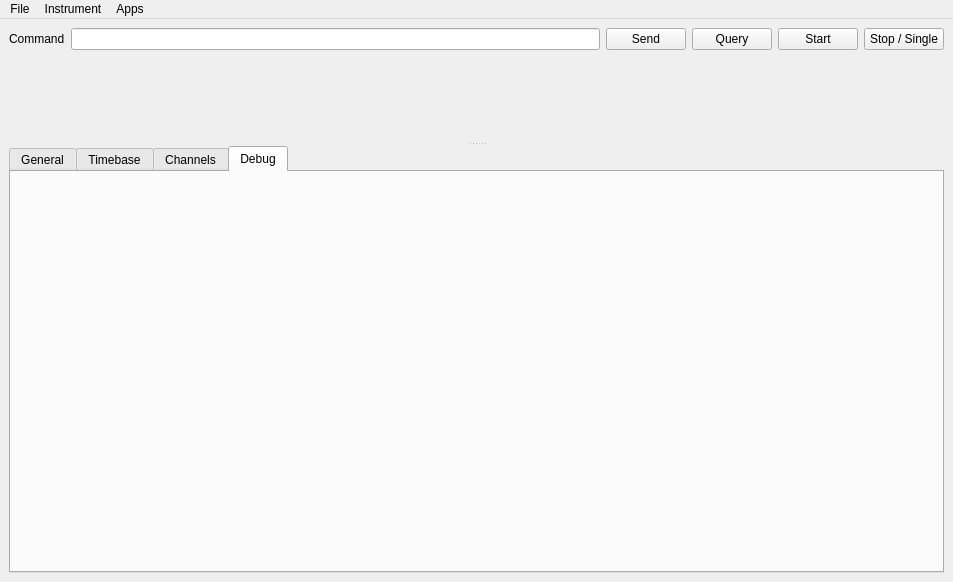
Qt form mainwindow.ui (CodingMarco/qsoftscopegpib) before a commit.
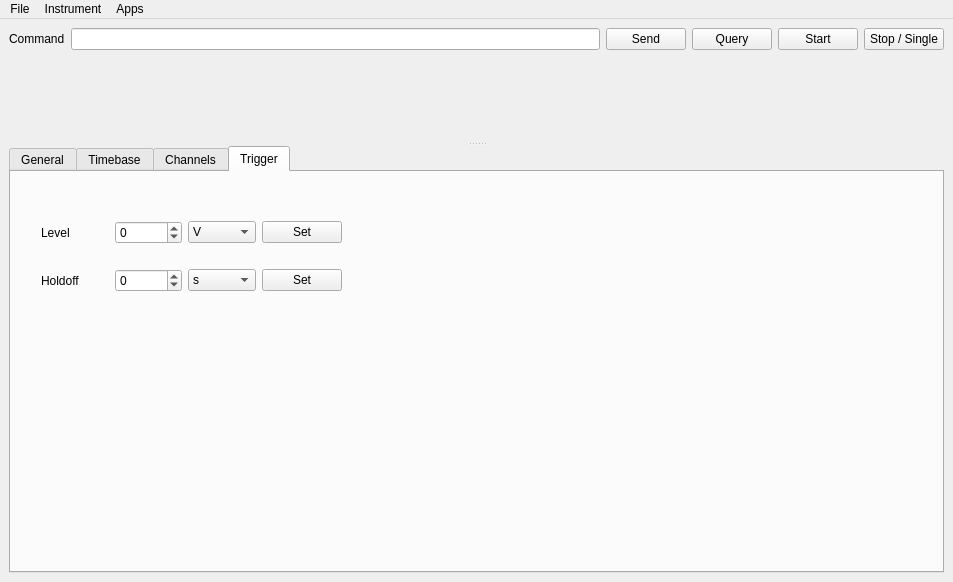
The same form after that commit. The open tabs and pages were chosen to show the change. Custom widgets are drawn as their Qt base class.

Commit message: Set trigger level and holdoff from UI

The edit to the form file:
```diff
--- a/mainwindow.ui
+++ b/mainwindow.ui
@@ -351,8 +351,114 @@
        </widget>
        <widget class="QWidget" name="tab">
         <attribute name="title">
-         <string>Debug</string>
+         <string>Trigger</string>
         </attribute>
+        <widget class="QWidget" name="">
+         <property name="geometry">
+          <rect>
+           <x>30</x>
+           <y>30</y>
+           <width>301</width>
+           <height>111</height>
+          </rect>
+         </property>
+         <layout class="QVBoxLayout" name="verticalLayout_2">
+          <item>
+           <layout class="QHBoxLayout" name="horizontalLayout_3">
+            <item>
+             <widget class="QLabel" name="label">
+              <property name="text">
+               <string>Level</string>
+              </property>
+             </widget>
+            </item>
+            <item>
+             <widget class="QSpinBox" name="spinBoxTriggerLevel">
+              <property name="minimum">
+               <number>-999</number>
+              </property>
+              <property name="maximum">
+               <number>999</number>
+              </property>
+             </widget>
+            </item>
+            <item>
+             <widget class="QComboBox" name="comboBoxTriggerLevel">
+              <item>
+               <property name="text">
+                <string>V</string>
+               </property>
+              </item>
+              <item>
+               <property name="text">
+                <string>mV</string>
+               </property>
+              </item>
+             </widget>
+            </item>
+            <item>
+             <widget class="QPushButton" name="cmdTriggerLevelSet">
+              <property name="text">
+               <string>Set</string>
+              </property>
+             </widget>
+            </item>
+           </layout>
+          </item>
+          <item>
+           <layout class="QHBoxLayout" name="horizontalLayout_4">
+            <item>
+             <widget class="QLabel" name="label_2">
+              <property name="text">
+               <string>Holdoff</string>
+              </property>
+             </widget>
+            </item>
+            <item>
+             <widget class="QSpinBox" name="spinBoxTriggerHoldoff">
+              <property name="minimum">
+               <number>-999</number>
+              </property>
+              <property name="maximum">
+               <number>999</number>
+              </property>
+             </widget>
+            </item>
+            <item>
+             <widget class="QComboBox" name="comboBoxTriggerHoldoff">
+              <item>
+               <property name="text">
+                <string>s</string>
+               </property>
+              </item>
+              <item>
+               <property name="text">
+                <string>ms</string>
+               </property>
+              </item>
+              <item>
+               <property name="text">
+                <string>μs</string>
+               </property>
+              </item>
+              <item>
+               <property name="text">
+                <string>ns</string>
+               </property>
+              </item>
+             </widget>
+            </item>
+            <item>
+             <widget class="QPushButton" name="cmdTriggerHoldoffSet">
+              <property name="text">
+               <string>Set</string>
+              </property>
+             </widget>
+            </item>
+           </layout>
+          </item>
+         </layout>
+        </widget>
        </widget>
       </widget>
      </widget>
```
Left out of the diff: 2 changed lines with no effect on the pictures. The commit also changes 7 other files.
